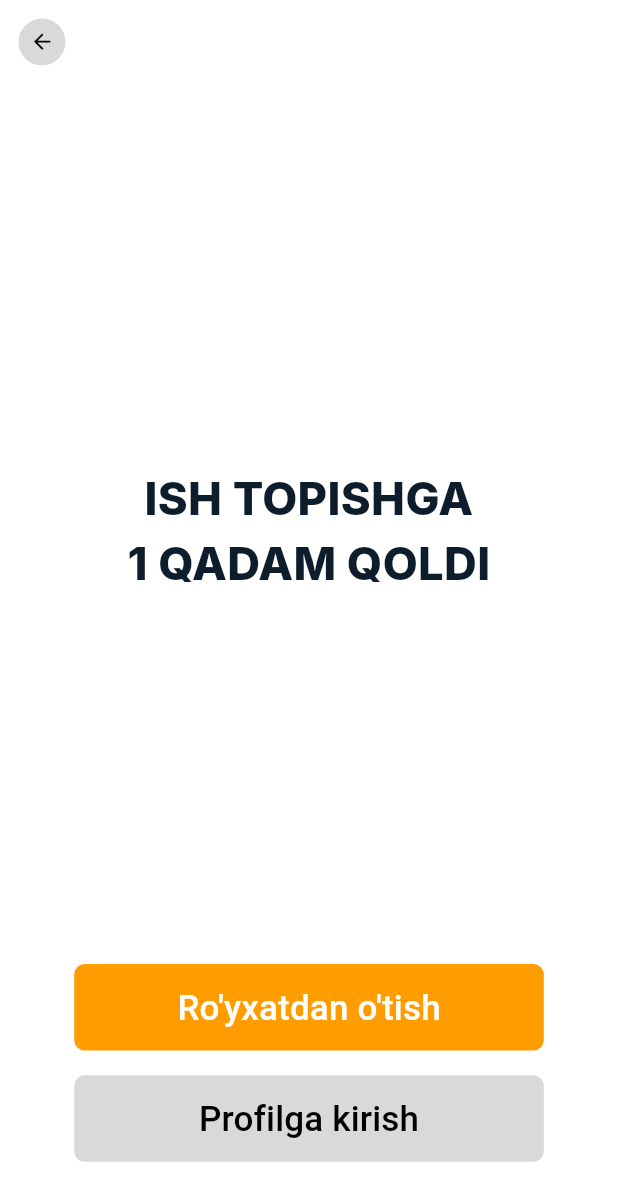
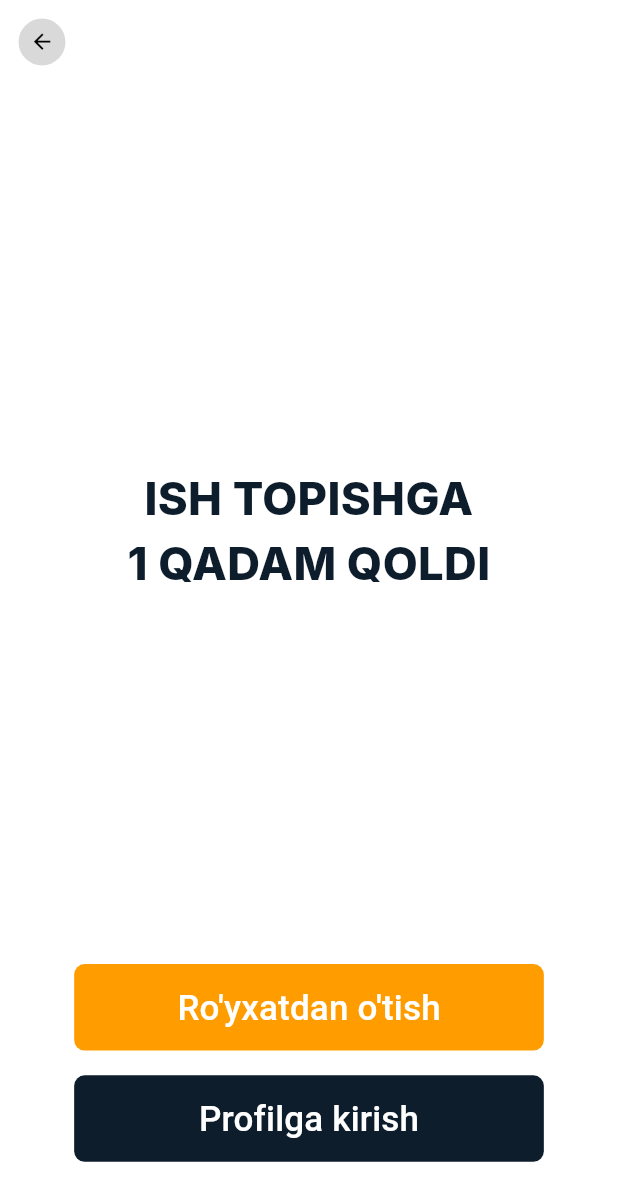
Before and after one commit to OtabekNuriddinov/ish_topdim, a Flutter app: the Another1Step screen opened by its route, on a phone screen of 412 x 824 dp. Shown: the top 1201 px of the screen. Run offline on Flutter 3.47's test engine with Material 3 defaults, Android fonts, the light colour scheme and no system bars; our stand-ins replace flutter_svg, go_router, google_fonts, shared_preferences, sizer; accounts and stored records are empty.

Commit message:
[022] theme mode lar yaxshilandi

```diff
--- a/lib/core/components/main_elevated_button.dart
+++ b/lib/core/components/main_elevated_button.dart
@@ -26,9 +26,7 @@ class MainElevatedButton extends StatelessWidget {
         return ElevatedButton(
             style: ElevatedButton.styleFrom(
                 minimumSize: Size(double.infinity, 7.h),
-                backgroundColor: isOrange!
-                    ?
-                Themes.orange:(provider.isDarkMode ? const Color(0xFF173755) : Themes.black57),
+                backgroundColor: isOrange ? Themes.orange : (provider.isDarkMode?Themes.darkBlue:Themes.black57),
                 shape: RoundedRectangleBorder(
                     borderRadius: BorderRadius.circular(7)
                 )
--- a/lib/core/components/main_form_field.dart
+++ b/lib/core/components/main_form_field.dart
@@ -49,13 +49,13 @@ class _MainFormFieldState extends State<MainFormField> {
             keyboardType: widget.isNumber==true?TextInputType.phone : TextInputType.text,
             controller: widget.controller,
             cursorColor: Themes.orange,
-            style: TextStyle(color: provider.isDarkMode ? Themes.white : Themes.black57),
+            style: TextStyle(color: provider.isDarkMode?Themes.white:Themes.black57),
             obscureText: widget.isSecret == true ? _obscureText : false,
             decoration: InputDecoration(
               hintText: widget.hint,
               hintStyle: GoogleFonts.inter(
                   fontWeight: FontWeight.w600,
-                  color: provider.isDarkMode ? Themes.white : Themes.black57,
+                  color: Color(0xFFC2C2C2),
                   fontSize: 12.sp,
               ),
               fillColor: !provider.isDarkMode ? Color(0xFFE6E6E6) : Colors.grey.withAlpha(30),
--- a/lib/core/components/secondary_elevated_button.dart
+++ b/lib/core/components/secondary_elevated_button.dart
@@ -1,25 +1,31 @@
 import 'package:flutter/material.dart';
+import 'package:ish_topdim/features/settings/provider/settings_provider.dart';
+import 'package:provider/provider.dart';
 import 'package:sizer/sizer.dart';
+
+import '../theme/themes.dart';
 
 class SecondaryElevatedButton extends StatelessWidget {
   final String text;
-  final Color color;
   final Color textColor;
   final VoidCallback onPressed;
+  final bool isOrange;
   const SecondaryElevatedButton({
     super.key,
     required this.text,
-    required this.color,
+    required this.isOrange,
     required this.onPressed, this.textColor = Colors.white,
   });
 
   @override
   Widget build(BuildContext context) {
+    return Consumer<SettingsProvider>(
+      builder: (context, provider,__) {
         return ElevatedButton(
           onPressed: onPressed,
           style: ElevatedButton.styleFrom(
             minimumSize: Size(76.w, 7.h),
-        backgroundColor: color,
+            backgroundColor: isOrange ? Themes.orange : (provider.isDarkMode? Themes.darkBlue:Themes.black57),
             shape: RoundedRectangleBorder(
               borderRadius: BorderRadius.circular(7),
             ),
@@ -30,4 +36,6 @@ class SecondaryElevatedButton extends StatelessWidget {
           ),
         );
       }
+    );
   }
+}
--- a/lib/core/router/go_router.dart
+++ b/lib/core/router/go_router.dart
@@ -1,3 +1,7 @@
+import 'package:ish_topdim/features/change_number/presentation/change_number_screen.dart';
+import 'package:ish_topdim/features/change_password/presentation/change_password_screen.dart';
+import 'package:ish_topdim/features/change_theme/presentation/change_theme_screen.dart';
+import 'package:ish_topdim/features/edit_profile/presentation/edit_profile_screen.dart';
 import 'package:ish_topdim/features/settings/presentation/settings_screen.dart';
 
 import 'router_libs.dart';
@@ -88,6 +92,24 @@ final GoRouter router = GoRouter(
             GoRoute(
               path: "settings",
               builder: (context, state) => const SettingsScreen(),
+              routes: [
+                GoRoute(
+                    path: 'edit-profile',
+                  builder: (context, state) => const EditProfileScreen(),
+                ),
+                GoRoute(
+                  path: 'change-number',
+                  builder: (context, state) => const ChangeNumberScreen(),
+                ),
+                GoRoute(
+                  path: 'change-password',
+                  builder: (context, state) => const ChangePasswordScreen(),
+                ),
+                GoRoute(
+                  path: 'change-theme',
+                  builder: (context, state) => const ChangeThemeScreen(),
+                ),
+              ]
             )
           ],
         )
--- a/lib/core/theme/themes.dart
+++ b/lib/core/theme/themes.dart
@@ -13,6 +13,7 @@ sealed class Themes{
   static const Color greyText = Color(0xFFA0A0A0);
   static const Color white = Color(0xFFFFFFFF);
 
+  static const Color darkBlue = Color(0xFF173755);
 
 
 
--- a/lib/features/change_theme/presentation/change_theme_screen.dart
+++ b/lib/features/change_theme/presentation/change_theme_screen.dart
@@ -1,3 +1,4 @@
+import 'package:flutter/material.dart';
 import 'package:ish_topdim/features/settings/provider/settings_provider.dart';
 import 'package:provider/provider.dart';
 
--- a/lib/features/entering_profile/presentation/entering_profile_screen.dart
+++ b/lib/features/entering_profile/presentation/entering_profile_screen.dart
@@ -107,7 +107,9 @@ class _EnteringProfileScreenState extends State<EnteringProfileScreen> {
                     }
                   ),
                   SizedBox(height: 4.h),
-                  MainElevatedButton(text: AppTexts.enter, isOrange: false,onPressed: (){
+                  MainElevatedButton(
+                    text: AppTexts.enter,
+                    isOrange: false,onPressed: (){
                         context.go("/home");
                     },
                   ),
--- a/lib/features/onboarding/presentation/onboarding_screen.dart
+++ b/lib/features/onboarding/presentation/onboarding_screen.dart
@@ -105,7 +105,8 @@ class _OnBoardingState extends State<OnBoarding> {
                   } else {
                     context.go('/onboarding/oneStep');
                   }
-                }, isOrange: false,
+                },
+              isOrange: false,
             ),
             SizedBox(height: 2.h),
           ],
--- a/lib/features/one_step/presentation/one_step_screen.dart
+++ b/lib/features/one_step/presentation/one_step_screen.dart
@@ -39,14 +39,14 @@ class Another1Step extends StatelessWidget {
               Spacer(),
               SecondaryElevatedButton(
                   text: AppTexts.register,
-                  color: Themes.orange,
+                  isOrange: true,
                   onPressed: () =>
                       context.go('/onboarding/oneStep/registration')),
               SizedBox(height: 2.h),
               SecondaryElevatedButton(
-                textColor: Themes.black,
                   text: AppTexts.toAccount,
-                  color: Color(0xFFD9D9D9),
+                  isOrange: false,
+                  textColor: Themes.white,
                   onPressed: () => context.go('/onboarding/oneStep/entering')),
               SizedBox(height: 2.h),
             ],
```
Also changed, not shown: lib/features/settings/provider/settings_provider.dart (+6 -1 lines), lib/main.dart (+7 -1 lines), 2 other files. Lines whose indentation alone changed are shown as unchanged.
